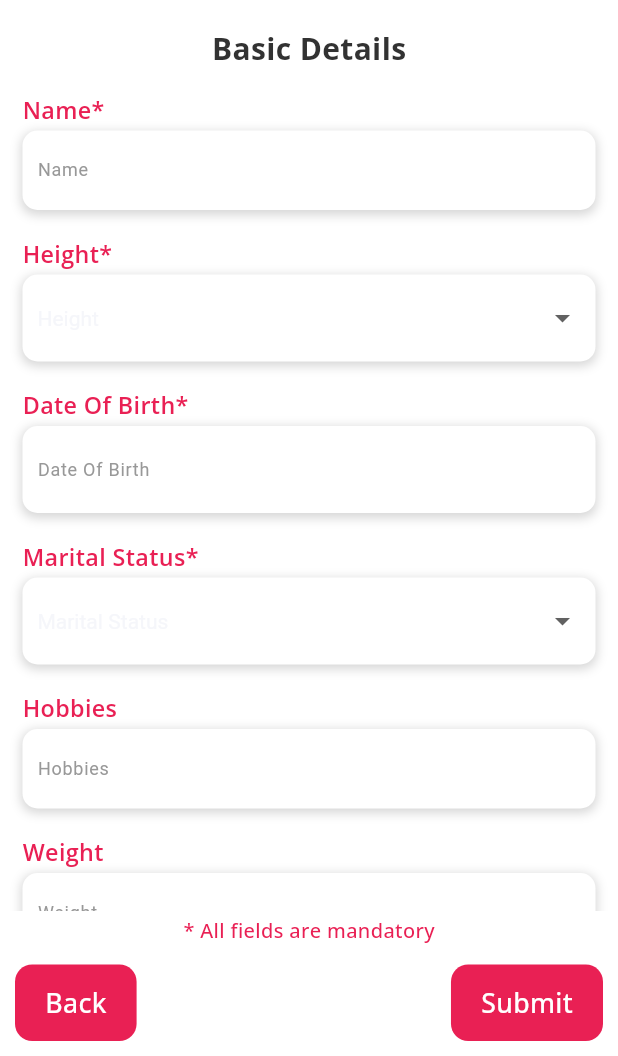
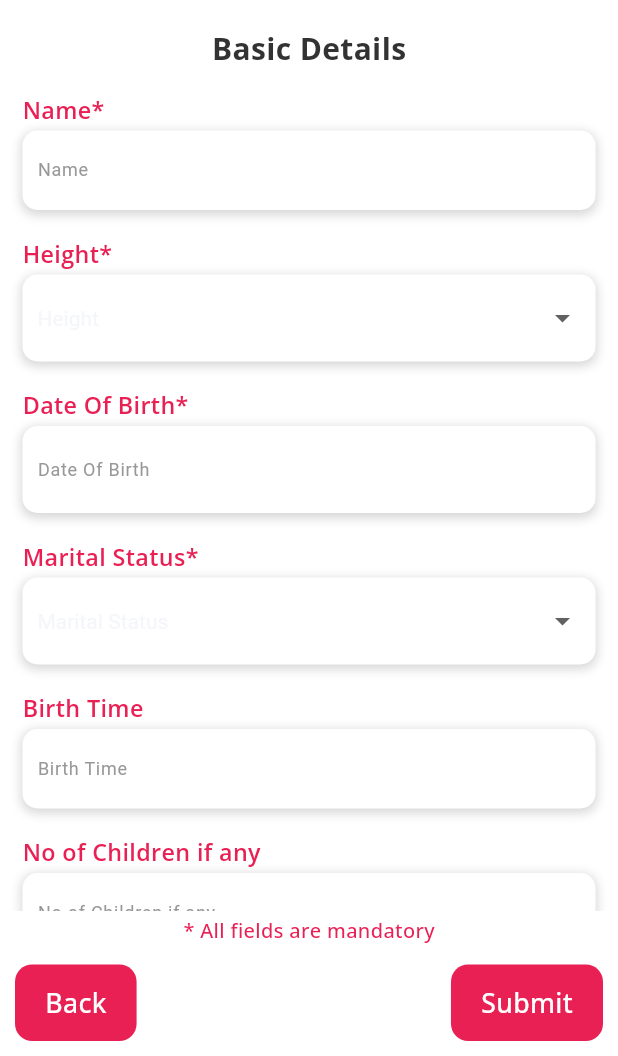
Before and after one commit to nanasaheb92/Marathi_Soyrik_App, a Flutter app: the PersonalDetailsForm screen opened by its route, on a phone screen of 412 x 824 dp, the part 180-1236 px from its top. Run offline on Flutter 3.47's test engine with Material 3 defaults, Android fonts, the phone set to English and light mode, and no system bars; our stand-ins replace cached_network_image, dio, dropdown_search, flutter_html, fluttertoast, get and 8 more; missing offline and left inert: onesignal_flutter, otpless_flutter, phonepe_payment_sdk; accounts and stored records are empty; network calls fail.

Commit message:
first changes after share button add and role base

```diff
--- a/lib/app/screens/matches/widgets/basic_details_view.dart
+++ b/lib/app/screens/matches/widgets/basic_details_view.dart
@@ -162,8 +162,8 @@ class BasicDetailsView extends GetView<MatchController> {
                   EntryWidget(title: "Gender", value: profile.gender),
                   EntryWidget(title: "Height", value: profile.height),
                   EntryWidget(title: "Languages", value: profile.languages),
-                  EntryWidget(title: "Hobbies", value: profile.hobbies),
-                  EntryWidget(title: "Weight", value: profile.weight),
+                 /* EntryWidget(title: "Hobbies", value: profile.hobbies),
+                  EntryWidget(title: "Weight", value: profile.weight),*/
                   EntryWidget(
                       title: "No. Of Children", value: profile.noofchildren),
                 ],
--- a/lib/app/screens/matches/widgets/religious_details_view.dart
+++ b/lib/app/screens/matches/widgets/religious_details_view.dart
@@ -49,7 +49,7 @@ class ReligiousDetailsView extends GetView<MatchController> {
               /*    EntryWidget(title: "Gotra", value: profile.gotra),
                   EntryWidget(title: "Manglik", value: profile.manglik),*/
                   EntryWidget(title: "Horoscope", value: profile.horoscope),
-                  EntryWidget(title: "Star", value: profile.star),
+         /*         EntryWidget(title: "Star", value: profile.star),*/
                   EntryWidget(title: "Moonsign", value: profile.moonsign),
                 ],
               ),
--- a/lib/app/screens/signup/widgets/prefereence/religious_preference_form.dart
+++ b/lib/app/screens/signup/widgets/prefereence/religious_preference_form.dart
@@ -114,7 +114,7 @@ class ReligiousPreferenceForm extends GetView<SignUpController> {
                                   controller.religiousPreference.value.manglik = value;
                                 },
                               ),*/
-                              MyFormField(
+                            /*  MyFormField(
                                 fieldName: "Star",
                                 type: InputType.TEXT,
                                 keyboard: TextInputType.text,
@@ -123,7 +123,7 @@ class ReligiousPreferenceForm extends GetView<SignUpController> {
                                 onChanged: (value) {
                                   controller.religiousPreference.value.star = value;
                                 },
-                              ),
+                              ),*/
                               SizedBox(
                                 height: 10,
                               ),
--- a/lib/app/screens/signup/widgets/profile/basic_details_form.dart
+++ b/lib/app/screens/signup/widgets/profile/basic_details_form.dart
@@ -168,7 +168,7 @@ class PersonalDetailsForm extends GetView<SignUpController> {
                                     },
                                   ),
                                   //Hobbies
-                                  MyFormField(
+                              /*    MyFormField(
                                     fieldName: "Hobbies",
                                     type: InputType.TEXT,
                                     keyboard: TextInputType.name,
@@ -188,7 +188,7 @@ class PersonalDetailsForm extends GetView<SignUpController> {
                                     onChanged: (value) {
                                       controller.basicDetails.value.weight = value;
                                     },
-                                  ),
+                                  ),*/
                                   //Birth Time
                                   MyFormField(
                                     fieldName: "Birth Time",
```
Also changed, not shown: lib/app/screens/matches/widgets/partner_preference_details_view.dart (+4 -4 lines).
